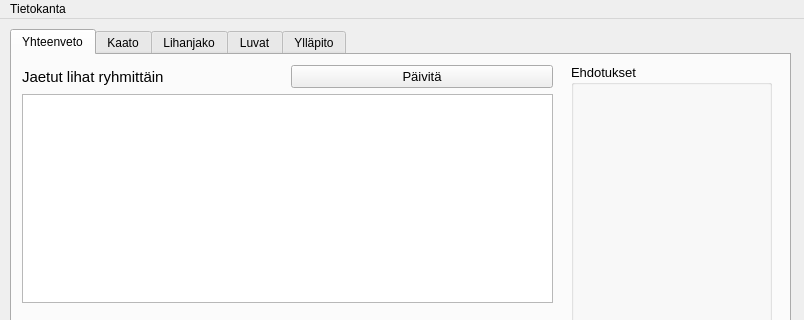
The window that MultiPageMainWindow.ui (janlevea/hirviporukka) describes before a commit, drawn with Qt 5; both pictures show x 0 to 804 and y 0 to 320 of the 804 by 609 pixel window.
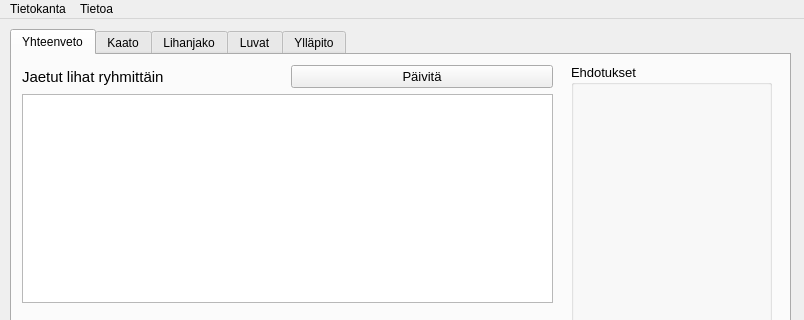
The same window after the commit. The open tabs and pages were chosen to show the change.

Commit message: TODO: kommentti

What changed in the file:
```diff
--- a/MultiPageMainWindow.ui
+++ b/MultiPageMainWindow.ui
@@ -1163,7 +1163,15 @@
     </property>
     <addaction name="actionServerSettings"/>
    </widget>
+   <widget class="QMenu" name="menuTietoa">
+    <property name="title">
+     <string>Tietoa</string>
+    </property>
+    <addaction name="actionAboutProgram"/>
+    <addaction name="actionManual"/>
+   </widget>
    <addaction name="menuTietokanta"/>
+   <addaction name="menuTietoa"/>
   </widget>
   <widget class="QStatusBar" name="statusbar"/>
   <action name="actionServerSettings">
```
Left out of the diff: 12 changed lines with no effect on the pictures. The commit also changes 1 other file.
